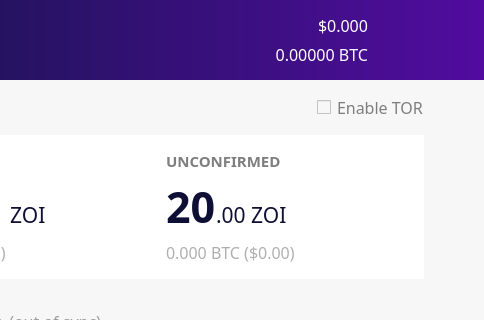
Before: the Qt Designer form src/qt/forms/winforms/overviewpage.ui in noirofficial/noir, drawn with Qt 5; both pictures show x 208 to 692 and y 0 to 320 of the 692 by 612 pixel window.
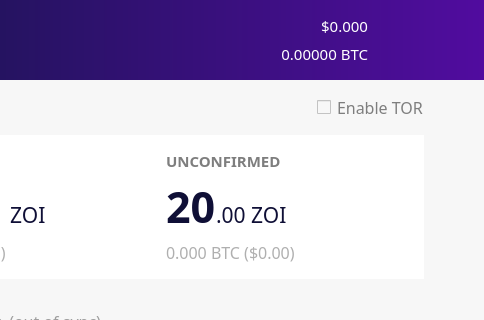
After: the same form once the commit is applied. Icons and pictures are not drawn.

```diff
--- a/src/qt/forms/winforms/overviewpage.ui
+++ b/src/qt/forms/winforms/overviewpage.ui
@@ -458,7 +458,7 @@
                 <property name="font">
                  <font>
                   <family>ZoinMedium</family>
-                  <pointsize>12</pointsize>
+                  <pointsize>11</pointsize>
                   <weight>50</weight>
                   <bold>false</bold>
                   <stylestrategy>PreferDefault</stylestrategy>
@@ -482,7 +482,7 @@
                 <property name="font">
                  <font>
                   <family>ZoinLight</family>
-                  <pointsize>12</pointsize>
+                  <pointsize>11</pointsize>
                   <weight>50</weight>
                   <bold>false</bold>
                  </font>
```
Left out of the diff: 2 changed lines with no effect on the pictures.
